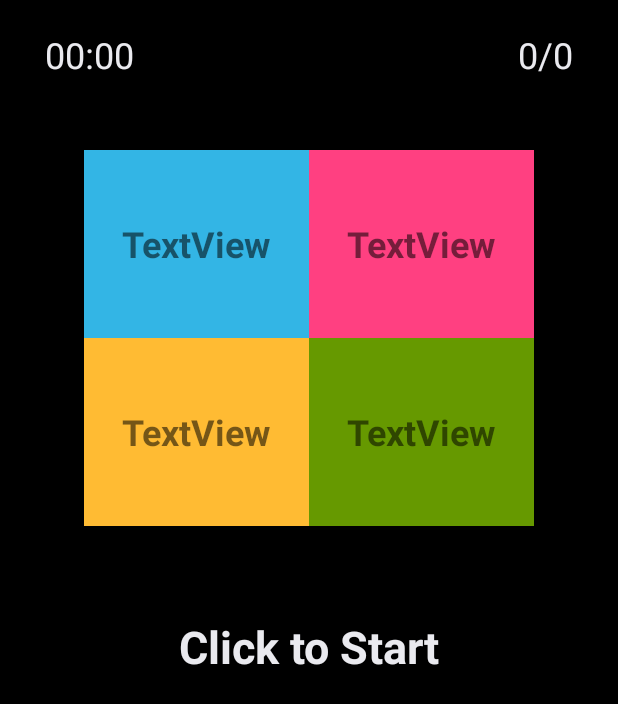
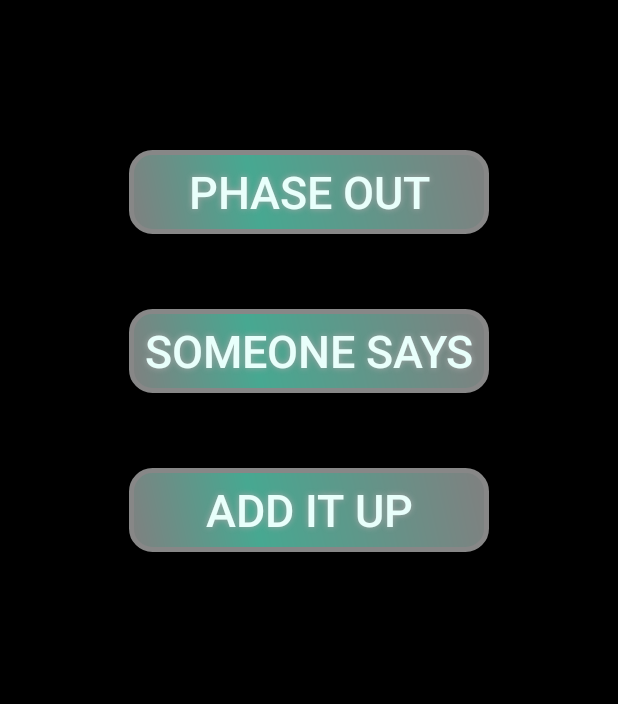
Before and after one commit to bwesnofske/BrainTrain, an Android app: the screen it shows after launch (GamePlay before the commit, Menu after it), after a tap on an icon or button, on a phone screen of 412 x 824 dp. Shown: the top 704 px of the screen. Run offline under Robolectric (Android 15) with nearby library versions, the phone set to English and light mode, and no system bars.

Commit message:
Added Main Menu and High Score Tracker

```diff
--- a/app/src/main/AndroidManifest.xml
+++ b/app/src/main/AndroidManifest.xml
@@ -18,6 +18,7 @@
         </activity>
         <activity android:name=".GamePlay"></activity>
         <activity android:name=".GameOver"></activity>
+        <activity android:name=".Menu"></activity>
     </application>
 
 </manifest>
--- a/app/src/main/java/com/example/me/braintrain/GamePlay.java
+++ b/app/src/main/java/com/example/me/braintrain/GamePlay.java
@@ -69,7 +69,7 @@ CountDownTimer gameClock;
 
         setContentView(R.layout.game_screen);
 
-        gameClock = new CountDownTimer(30000,1000) {
+        gameClock = new CountDownTimer(20000,1000) {
             @Override
             public void onTick(long l) {
                 long seconds = l / 1000;
--- a/app/src/main/java/com/example/me/braintrain/MainActivity.java
+++ b/app/src/main/java/com/example/me/braintrain/MainActivity.java
@@ -25,7 +25,7 @@ CountDownTimer animateTimer;
 
     public void onClick(View v) {
         mPlayer.release();
-        Intent intent = new Intent(MainActivity.this, GamePlay.class);
+        Intent intent = new Intent(MainActivity.this, Menu.class);
         startActivity(intent);
     }
 
--- /dev/null
+++ b/app/src/main/java/com/example/me/braintrain/Menu.java
@@ -0,0 +1,39 @@
+package com.example.me.braintrain;
+
+import android.app.Activity;
+import android.content.Intent;
+import android.media.MediaPlayer;
+import android.os.Bundle;
+import android.support.annotation.Nullable;
+import android.view.View;
+import android.widget.TextView;
+
+/**
+ * Created by Me on 12/9/2017.
+ */
+
+public class Menu extends Activity {
+
+
+
+
+    @Override
+    protected void onCreate(@Nullable Bundle savedInstanceState) {
+
+        super.onCreate(savedInstanceState);
+
+        setContentView(R.layout.menu);
+
+
+    }
+
+    public void onClick(View v) {
+
+        Intent intent = new Intent(Menu.this, GamePlay.class);
+        startActivity(intent);
+
+    }
+
+
+
+}
--- /dev/null
+++ b/app/src/main/res/drawable/buttonshape.xml
@@ -0,0 +1,28 @@
+<?xml version="1.0" encoding="utf-8"?>
+<shape xmlns:android="http://schemas.android.com/apk/res/android" android:shape="rectangle" >
+    <corners
+        android:radius="14dp"
+        />
+    <gradient
+        android:angle="45"
+        android:centerX="35%"
+        android:centerColor="#47A891"
+        android:startColor="#808080"
+        android:endColor="#808080"
+        android:type="linear"
+        />
+    <padding
+        android:left="0dp"
+        android:top="0dp"
+        android:right="0dp"
+        android:bottom="0dp"
+        />
+    <size
+        android:width="270dp"
+        android:height="60dp"
+        />
+    <stroke
+        android:width="3dp"
+        android:color="#878787"
+        />
+</shape>
--- a/app/src/main/res/layout/game_screen.xml
+++ b/app/src/main/res/layout/game_screen.xml
@@ -64,7 +64,7 @@
             android:gravity="center"
             android:onClick="selection"
             android:tag="0"
-            android:text="TextView"
+            android:text="Choices"
             android:textSize="24sp"
             android:textStyle="bold" />
 
@@ -76,7 +76,7 @@
             android:gravity="center"
             android:onClick="selection"
             android:tag="1"
-            android:text="TextView"
+            android:text="Will"
             android:textSize="24sp"
             android:textStyle="bold" />
 
@@ -88,7 +88,7 @@
             android:gravity="center"
             android:onClick="selection"
             android:tag="2"
-            android:text="TextView"
+            android:text="Be"
             android:textSize="24sp"
             android:textStyle="bold" />
 
@@ -100,7 +100,7 @@
             android:gravity="center"
             android:onClick="selection"
             android:tag="3"
-            android:text="TextView"
+            android:text="Here"
             android:textSize="24sp"
             android:textStyle="bold" />
     </GridLayout>
--- /dev/null
+++ b/app/src/main/res/layout/menu.xml
@@ -0,0 +1,72 @@
+<?xml version="1.0" encoding="utf-8"?>
+<android.support.constraint.ConstraintLayout xmlns:android="http://schemas.android.com/apk/res/android"
+    xmlns:app="http://schemas.android.com/apk/res-auto"
+    xmlns:tools="http://schemas.android.com/tools"
+    android:layout_width="match_parent"
+    android:layout_height="match_parent"
+    android:background="@android:color/background_dark">
+
+
+    <Button
+        android:id="@+id/addItUp"
+        android:layout_width="240dp"
+        android:layout_height="56dp"
+        android:layout_marginEnd="8dp"
+        android:layout_marginStart="8dp"
+        android:layout_marginTop="50dp"
+        android:background="@drawable/buttonshape"
+        android:onClick="onClick"
+        android:shadowColor="#A8A8A8"
+        android:shadowDx="0"
+        android:shadowDy="0"
+        android:shadowRadius="5"
+        android:text="Add It Up"
+        android:textColor="#E8FFFB"
+        android:textSize="30sp"
+        app:layout_constraintEnd_toEndOf="parent"
+        app:layout_constraintStart_toStartOf="parent"
+        app:layout_constraintTop_toBottomOf="@+id/someoneSays" />
+
+    <Button
+        android:id="@+id/someoneSays"
+
+        android:layout_width="240dp"
+        android:layout_height="56dp"
+        android:layout_marginEnd="8dp"
+        android:layout_marginStart="8dp"
+        android:layout_marginTop="50dp"
+        android:background="@drawable/buttonshape"
+        android:shadowColor="#A8A8A8"
+        android:shadowDx="0"
+        android:shadowDy="0"
+        android:shadowRadius="5"
+        android:text="Someone Says"
+        android:textColor="#E8FFFB"
+        android:textSize="30sp"
+        app:layout_constraintEnd_toEndOf="parent"
+        app:layout_constraintStart_toStartOf="parent"
+        app:layout_constraintTop_toBottomOf="@+id/phaseOut" />
+
+    <Button
+        android:id="@+id/phaseOut"
+        android:layout_width="240dp"
+        android:layout_height="56dp"
+        android:layout_marginEnd="8dp"
+        android:layout_marginStart="8dp"
+        android:layout_marginTop="100dp"
+        android:background="@drawable/buttonshape"
+        android:shadowColor="#A8A8A8"
+        android:shadowDx="0"
+        android:shadowDy="0"
+        android:shadowRadius="5"
+        android:text="Phase Out"
+        android:textColor="#E8FFFB"
+        android:textSize="30sp"
+        app:layout_constraintEnd_toEndOf="parent"
+        app:layout_constraintStart_toStartOf="parent"
+        app:layout_constraintTop_toTopOf="parent" />
+
+
+
+
+</android.support.constraint.ConstraintLayout>
```
Also changed, not shown: app/src/main/java/com/example/me/braintrain/GameOver.java (+107 -0 lines), app/src/main/res/layout/end_screen.xml (+14 -0 lines).
